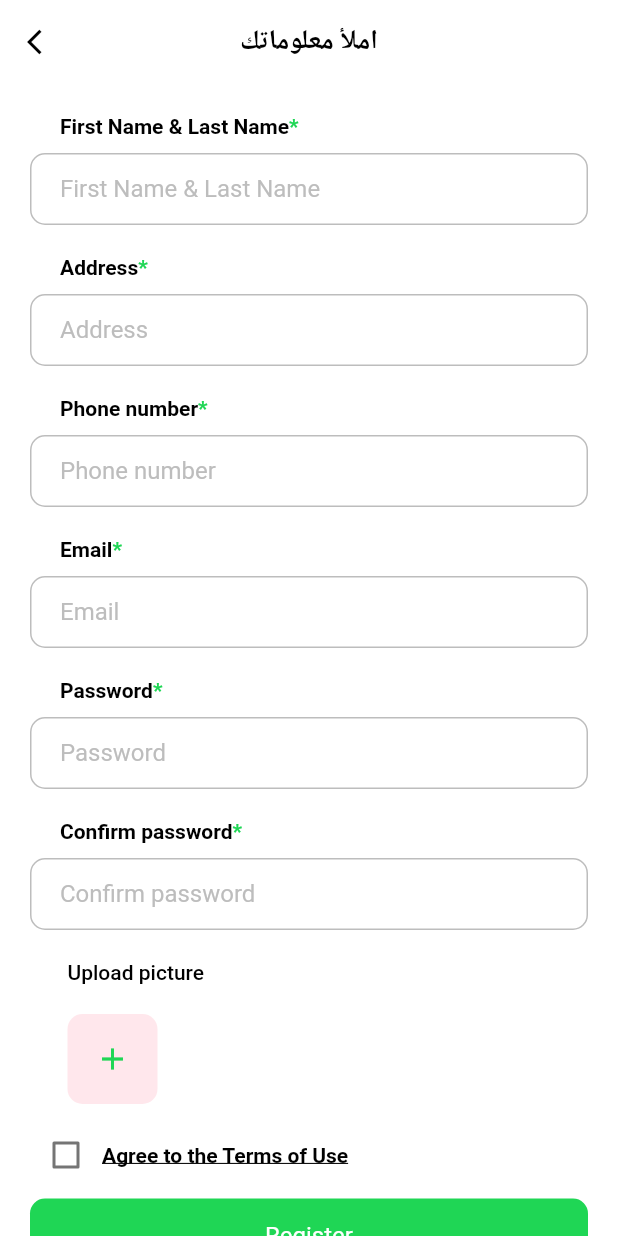
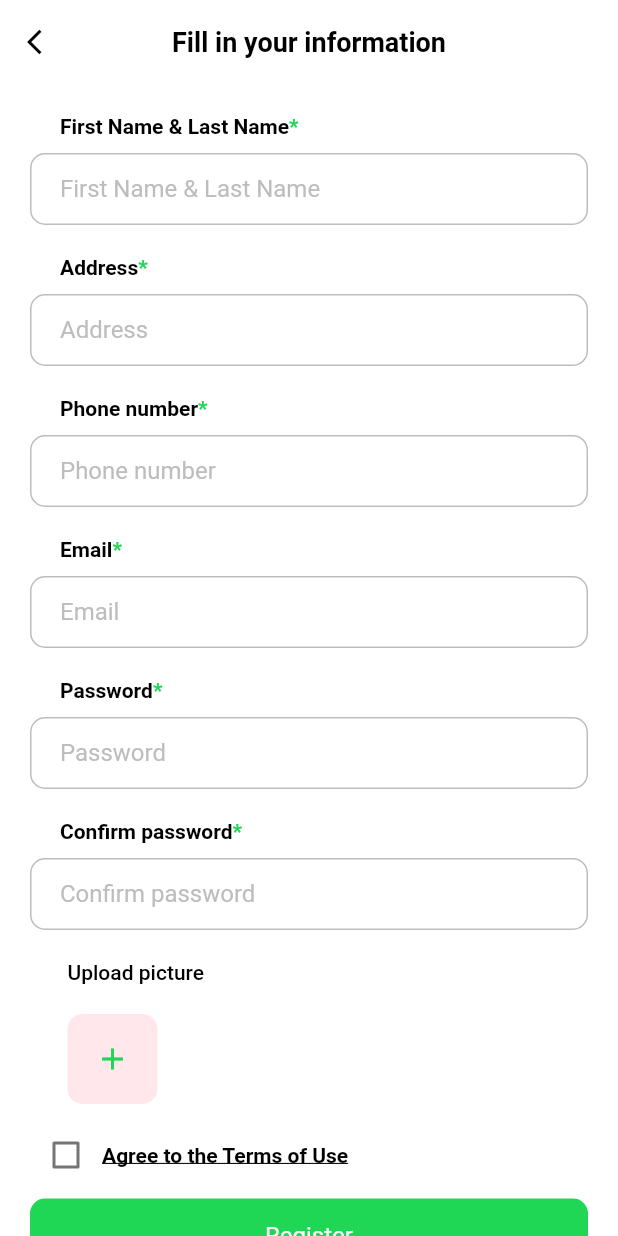
Before and after one commit to amdounighofrane/APFE, a Flutter app: the RegisterPage screen opened by its route, on a phone screen of 412 x 824 dp. Run offline on Flutter 3.47's test engine with Material 2 defaults, Android fonts, the phone set to English and light mode, and no system bars; our stand-ins replace cloud_firestore, firebase_auth, firebase_core, firebase_storage, fluttertoast, get and 2 more; accounts and stored records are empty; Roboto replaces fonts that are missing (Montserrat).

Commit message:
change title

```diff
--- a/lib/modules/auth/ui/pages/register_page.dart
+++ b/lib/modules/auth/ui/pages/register_page.dart
@@ -18,7 +18,7 @@ class RegisterPage extends StatelessWidget {
     return Scaffold(
       resizeToAvoidBottomInset: false,
       backgroundColor: Colors.white,
-      appBar: makeAppBar(title: "املأ معلوماتك"),
+      appBar: makeAppBar(title: "Fill in your information"),
       body: SingleChildScrollView(
         child: Container(
           margin: const EdgeInsets.fromLTRB(20, 0, 20, 30),
```
